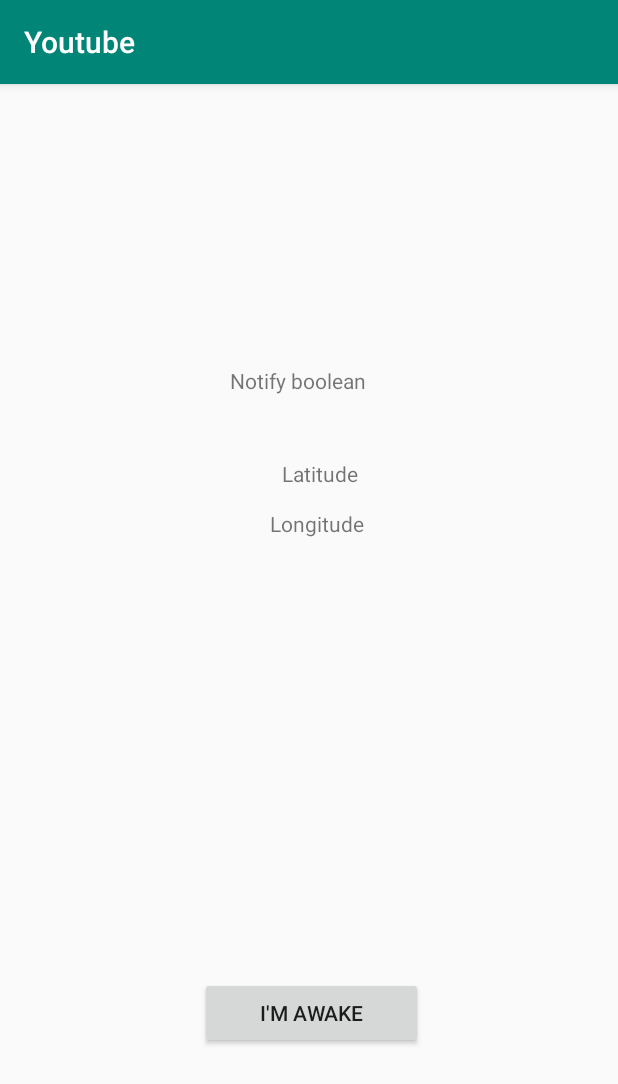
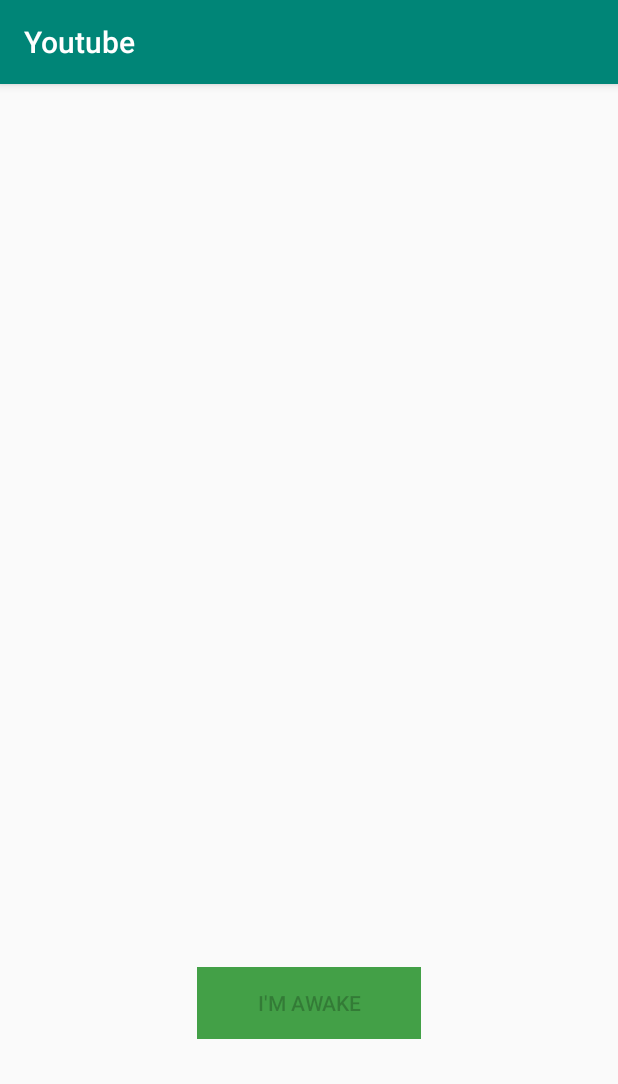
Before and after one commit to MarkoPaunovic14/NeurotechX, an Android app: the screen it shows after launch (MainActivity), on a phone screen of 412 x 824 dp. Shown: the top 1084 px of the screen. Run offline under Robolectric (Android 15) with nearby library versions, the light colour scheme and no system bars.

Commit message:
Location working

```diff
--- a/Android/app/src/main/java/com/example/alertonroad/MainActivity.java
+++ b/Android/app/src/main/java/com/example/alertonroad/MainActivity.java
@@ -36,7 +36,6 @@ import retrofit2.Retrofit;
 public class MainActivity extends AppCompatActivity {
 
     private Retrofit retrofit;
-    private RetrofitInterface retrofitInterface;
     private String BASE_URL = "http://192.168.0.13:3000/pullUser/?id=2";
     private String LOCATION_URL = "http://192.168.0.13:3000/locationChange/?id=2&x=";
 
@@ -45,15 +44,10 @@ public class MainActivity extends AppCompatActivity {
     private static MediaPlayer mp;
     Vibrator v;
 
-    TextView textViewLatitude;
-    TextView textViewLongitude;
-
 
     Button btnAwake;
-    TextView txtJson;
     ProgressDialog pd;
-    @SuppressLint("MissingInflatedId")
-    @Override
+
     protected void onCreate(Bundle savedInstanceState) {
         super.onCreate(savedInstanceState);
         setContentView(R.layout.activity_main);
@@ -63,11 +57,7 @@ public class MainActivity extends AppCompatActivity {
         Vibrator v = (Vibrator) getSystemService(Context.VIBRATOR_SERVICE);
 
 
-        textViewLatitude = findViewById(R.id.textview_latitude);
-        textViewLongitude = findViewById(R.id.textview_longitude);
         btnAwake = findViewById(R.id.btnAwake);
-        txtJson = (TextView) findViewById(R.id.tvJsonItem);
-
         btnAwake.setOnClickListener(new View.OnClickListener() {
             @Override
             public void onClick(View view) {
@@ -100,10 +90,7 @@ public class MainActivity extends AppCompatActivity {
                 locationManager.requestLocationUpdates(LocationManager.GPS_PROVIDER, 10, 1, new LocationListener() {
                     @Override
                     public void onLocationChanged(@NonNull Location location) {
-                        System.out.println("AAAAAAAAAAAAAAA" + String.valueOf(location.getLatitude()));
                         // TODO UPDATE Location
-                        textViewLatitude.setText(String.valueOf(location.getLatitude()));
-                        textViewLongitude.setText(String.valueOf(location.getLongitude()));
 
                         StringBuilder locationUrl = new StringBuilder(LOCATION_URL);
                         locationUrl.append(String.valueOf(location.getLatitude()));
@@ -139,7 +126,7 @@ public class MainActivity extends AppCompatActivity {
 
             pd = new ProgressDialog(MainActivity.this);
             pd.setMessage("Please wait");
-            pd.setCancelable(false);
+            pd.setCancelable(true);
             pd.show();
         }
 
@@ -154,7 +141,15 @@ public class MainActivity extends AppCompatActivity {
                 connection = (HttpURLConnection) url.openConnection();
                 connection.connect();
 
+                System.out.println(url);
 
+                InputStream stream = connection.getInputStream();
+
+                reader = new BufferedReader(new InputStreamReader(stream));
+
+
+
+//                System.out.println(result);
 
                 return "";
 
@@ -188,95 +183,7 @@ public class MainActivity extends AppCompatActivity {
         }
     }
 
-    private class JsonTask extends AsyncTask<String, String, String> {
 
-        protected void onPreExecute() {
-            super.onPreExecute();
-
-            pd = new ProgressDialog(MainActivity.this);
-            pd.setMessage("Please wait");
-            pd.setCancelable(false);
-            pd.show();
-        }
-
-        protected String doInBackground(String... params) {
-
-
-            HttpURLConnection connection = null;
-            BufferedReader reader = null;
-
-            try {
-                URL url = new URL(params[0]);
-                connection = (HttpURLConnection) url.openConnection();
-                connection.connect();
-
-
-                InputStream stream = connection.getInputStream();
-
-                reader = new BufferedReader(new InputStreamReader(stream));
-
-                StringBuffer buffer = new StringBuffer();
-                String line = "";
-
-                while ((line = reader.readLine()) != null) {
-                    buffer.append(line+"\n");
-                    Log.d("Response: ", "> " + line);   //here u ll get whole response...... :-)
-
-                }
-//
-//                String result = buffer.toString();
-//                result = result.replaceAll("<[^>]*>", "");
-
-                return buffer.toString();
-
-
-            } catch (MalformedURLException e) {
-                e.printStackTrace();
-            } catch (IOException e) {
-                e.printStackTrace();
-            } finally {
-                if (connection != null) {
-                    connection.disconnect();
-                }
-                try {
-                    if (reader != null) {
-                        reader.close();
-                    }
-                } catch (IOException e) {
-                    e.printStackTrace();
-                }
-            }
-            return null;
-        }
-
-        @Override
-        protected void onPostExecute(String result) {
-            super.onPostExecute(result);
-            if (pd.isShowing()){
-                pd.dismiss();
-            }
-            if(result != null) {
-
-                //notify
-                if ("1".charAt(0) == result.trim().charAt(result.length() - 3)) {
-                    Toast.makeText(MainActivity.this, "DANGEROUS DRIVER NEARBY!", Toast.LENGTH_SHORT).show();
-                    // Moze notifikacija
-                    // TODO Sound upozorenja, UPDATE server
-                }
-
-                //sleepy
-                if ("1".charAt(0) == result.trim().charAt(result.length() - 14)) {
-                    Toast.makeText(MainActivity.this, "Pull Over And Take A Power Nap!", Toast.LENGTH_SHORT).show();
-                    if (mp.isPlaying()) {
-                        mp.seekTo(0);
-                    } else {
-                        mp.start();
-                        v.vibrate(3000);
-                    }
-                }
-            }
-        }
-    }
 
 
 
--- a/Android/app/src/main/java/com/example/alertonroad/RetrofitInterface.java
+++ /dev/null
@@ -1,17 +0,0 @@
-package com.example.alertonroad;
-
-import java.util.HashMap;
-
-import retrofit2.Call;
-import retrofit2.http.Body;
-import retrofit2.http.POST;
-
-public interface RetrofitInterface {
-
-    @POST("/login")
-    Call<LoginResult> executeLogin(@Body HashMap<String, String> map);
-
-    @POST("/signup")
-    Call<Void> executeSignup (@Body HashMap<String, String> map);
-
-}
--- a/Android/app/src/main/res/layout/activity_main.xml
+++ b/Android/app/src/main/res/layout/activity_main.xml
@@ -7,68 +7,23 @@
     tools:context=".MainActivity">
 
 
-    <TextView
-        android:id="@+id/tvJsonItem"
-        android:layout_width="129dp"
-        android:layout_height="wrap_content"
-        android:layout_alignParentStart="true"
-        android:layout_alignParentLeft="true"
-        android:layout_alignParentTop="true"
-        android:layout_alignParentEnd="true"
-        android:layout_alignParentRight="true"
-        android:layout_marginStart="153dp"
-        android:layout_marginLeft="153dp"
-        android:layout_marginTop="188dp"
-        android:layout_marginEnd="129dp"
-        android:layout_marginRight="129dp"
-        android:text="Notify boolean" />
-
-    <TextView
-        android:id="@+id/textview_longitude"
-        android:layout_width="104dp"
-        android:layout_height="wrap_content"
-        android:layout_alignParentStart="true"
-        android:layout_alignParentLeft="true"
-        android:layout_alignParentTop="true"
-        android:layout_alignParentEnd="true"
-        android:layout_alignParentRight="true"
-        android:layout_marginStart="180dp"
-        android:layout_marginLeft="180dp"
-        android:layout_marginTop="283dp"
-        android:layout_marginEnd="127dp"
-        android:layout_marginRight="127dp"
-        android:text="Longitude" />
-
-    <TextView
-        android:id="@+id/textview_latitude"
-        android:layout_width="wrap_content"
-        android:layout_height="wrap_content"
-        android:layout_alignParentStart="true"
-        android:layout_alignParentLeft="true"
-        android:layout_alignParentTop="true"
-        android:layout_alignParentEnd="true"
-        android:layout_alignParentRight="true"
-        android:layout_marginStart="188dp"
-        android:layout_marginLeft="188dp"
-        android:layout_marginTop="250dp"
-        android:layout_marginEnd="164dp"
-        android:layout_marginRight="164dp"
-        android:text="Latitude" />
-
     <Button
         android:id="@+id/btnAwake"
+        style="@style/Widget.AppCompat.Button.Colored"
         android:layout_width="148dp"
         android:layout_height="wrap_content"
         android:layout_alignParentStart="true"
         android:layout_alignParentLeft="true"
-        android:layout_alignParentTop="true"
         android:layout_alignParentEnd="true"
         android:layout_alignParentRight="true"
-        android:layout_marginStart="133dp"
-        android:layout_marginLeft="133dp"
-        android:layout_marginTop="595dp"
-        android:layout_marginEnd="130dp"
-        android:layout_marginRight="130dp"
+        android:layout_alignParentBottom="true"
+        android:layout_marginStart="131dp"
+        android:layout_marginLeft="131dp"
+        android:layout_marginEnd="131dp"
+        android:layout_marginRight="131dp"
+        android:layout_marginBottom="131dp"
+        android:background="#43A047"
+        android:enabled="false"
         android:text="I'm Awake" />
 
 </RelativeLayout>
```
Also changed, not shown: Android/app/src/main/java/com/example/alertonroad/JsonTask.java (added, +107 -0 lines), Android/app/src/main/java/com/example/alertonroad/LoginResult.java (deleted, +0 -16 lines).
